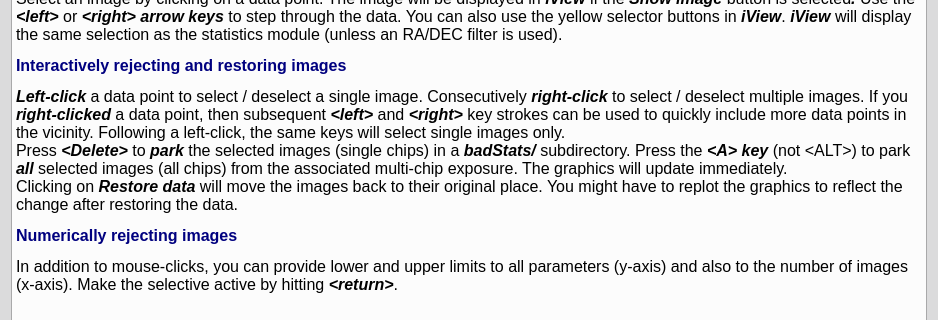
Above: src/readmes/imstatsreadme.ui from schirmermischa/THELI before the change; both pictures show x 0 to 938 and y 347 to 667 of the 938 by 797 pixel window. Below: the same form after it.
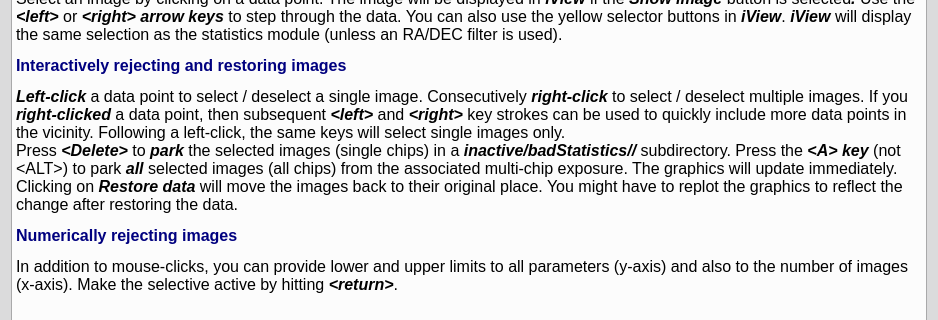
That is the form after the change.

```diff
--- a/src/readmes/imstatsreadme.ui
+++ b/src/readmes/imstatsreadme.ui
@@ -101,7 +101,7 @@
 &lt;p style=&quot; margin-top:12px; margin-bottom:12px; margin-left:0px; margin-right:0px; -qt-block-indent:0; text-indent:0px;&quot;&gt;&lt;span style=&quot; font-size:12pt; font-weight:600; color:#00007f;&quot;&gt;Browsing images in iView&lt;/span&gt;&lt;/p&gt;
 &lt;p style=&quot; margin-top:12px; margin-bottom:12px; margin-left:0px; margin-right:0px; -qt-block-indent:0; text-indent:0px;&quot;&gt;&lt;span style=&quot; font-size:12pt;&quot;&gt;Select an image by clicking on a data point. The image will be displayed in &lt;/span&gt;&lt;span style=&quot; font-size:12pt; font-weight:600; font-style:italic;&quot;&gt;iView&lt;/span&gt;&lt;span style=&quot; font-size:12pt;&quot;&gt; if the &lt;/span&gt;&lt;span style=&quot; font-size:12pt; font-weight:600; font-style:italic;&quot;&gt;Show image&lt;/span&gt;&lt;span style=&quot; font-size:12pt;&quot;&gt; button is selected&lt;/span&gt;&lt;span style=&quot; font-size:12pt; font-weight:600; font-style:italic;&quot;&gt;. &lt;/span&gt;&lt;span style=&quot; font-size:12pt;&quot;&gt;Use the &lt;/span&gt;&lt;span style=&quot; font-size:12pt; font-weight:600; font-style:italic;&quot;&gt;&amp;lt;left&amp;gt; &lt;/span&gt;&lt;span style=&quot; font-size:12pt;&quot;&gt;or &lt;/span&gt;&lt;span style=&quot; font-size:12pt; font-weight:600; font-style:italic;&quot;&gt;&amp;lt;right&amp;gt; arrow keys&lt;/span&gt;&lt;span style=&quot; font-size:12pt;&quot;&gt; to step through the data. You can also use the yellow selector buttons in&lt;/span&gt;&lt;span style=&quot; font-size:12pt; font-weight:600; font-style:italic;&quot;&gt; iView&lt;/span&gt;&lt;span style=&quot; font-size:12pt;&quot;&gt;. &lt;/span&gt;&lt;span style=&quot; font-size:12pt; font-weight:600; font-style:italic;&quot;&gt;iView&lt;/span&gt;&lt;span style=&quot; font-size:12pt;&quot;&gt; will display the same selection as the statistics module (unless an RA/DEC filter is used).&lt;/span&gt;&lt;/p&gt;
 &lt;p style=&quot; margin-top:12px; margin-bottom:12px; margin-left:0px; margin-right:0px; -qt-block-indent:0; text-indent:0px;&quot;&gt;&lt;span style=&quot; font-size:12pt; font-weight:600; color:#00007f;&quot;&gt;Interactively rejecting and restoring images&lt;/span&gt;&lt;/p&gt;
-&lt;p style=&quot; margin-top:12px; margin-bottom:12px; margin-left:0px; margin-right:0px; -qt-block-indent:0; text-indent:0px;&quot;&gt;&lt;span style=&quot; font-size:12pt; font-weight:600; font-style:italic;&quot;&gt;Left-click &lt;/span&gt;&lt;span style=&quot; font-size:12pt;&quot;&gt;a data point to select / deselect a single image. Consecutively &lt;/span&gt;&lt;span style=&quot; font-size:12pt; font-weight:600; font-style:italic;&quot;&gt;right-click&lt;/span&gt;&lt;span style=&quot; font-size:12pt;&quot;&gt; to select / deselect multiple images. If you &lt;/span&gt;&lt;span style=&quot; font-size:12pt; font-weight:600; font-style:italic;&quot;&gt;right-clicked &lt;/span&gt;&lt;span style=&quot; font-size:12pt;&quot;&gt;a data point, then subsequent &lt;/span&gt;&lt;span style=&quot; font-size:12pt; font-weight:600; font-style:italic;&quot;&gt;&amp;lt;left&amp;gt; &lt;/span&gt;&lt;span style=&quot; font-size:12pt;&quot;&gt;and&lt;/span&gt;&lt;span style=&quot; font-size:12pt; font-weight:600; font-style:italic;&quot;&gt; &amp;lt;right&amp;gt; &lt;/span&gt;&lt;span style=&quot; font-size:12pt;&quot;&gt;key strokes can be used to quickly include more data points in the vicinity. Following a left-click, the same keys will select single images only.&lt;br /&gt;Press &lt;/span&gt;&lt;span style=&quot; font-size:12pt; font-weight:600; font-style:italic;&quot;&gt;&amp;lt;Delete&amp;gt;&lt;/span&gt;&lt;span style=&quot; font-size:12pt;&quot;&gt; to &lt;/span&gt;&lt;span style=&quot; font-size:12pt; font-weight:600; font-style:italic;&quot;&gt;park&lt;/span&gt;&lt;span style=&quot; font-size:12pt;&quot;&gt; the selected images (single chips) in a &lt;/span&gt;&lt;span style=&quot; font-size:12pt; font-weight:600; font-style:italic;&quot;&gt;badStats/ &lt;/span&gt;&lt;span style=&quot; font-size:12pt;&quot;&gt;subdirectory. Press the &lt;/span&gt;&lt;span style=&quot; font-size:12pt; font-weight:600; font-style:italic;&quot;&gt;&amp;lt;A&amp;gt; key&lt;/span&gt;&lt;span style=&quot; font-size:12pt;&quot;&gt; (not &amp;lt;ALT&amp;gt;) to park &lt;/span&gt;&lt;span style=&quot; font-size:12pt; font-weight:600; font-style:italic;&quot;&gt;all&lt;/span&gt;&lt;span style=&quot; font-size:12pt;&quot;&gt; selected images (all chips) from the associated multi-chip exposure. The graphics will update immediately.&lt;br /&gt;Clicking on &lt;/span&gt;&lt;span style=&quot; font-size:12pt; font-weight:600; font-style:italic;&quot;&gt;Restore data&lt;/span&gt;&lt;span style=&quot; font-size:12pt;&quot;&gt; will move the images back to their original place. You might have to replot the graphics to reflect the change after restoring the data.&lt;/span&gt;&lt;/p&gt;
+&lt;p style=&quot; margin-top:12px; margin-bottom:12px; margin-left:0px; margin-right:0px; -qt-block-indent:0; text-indent:0px;&quot;&gt;&lt;span style=&quot; font-size:12pt; font-weight:600; font-style:italic;&quot;&gt;Left-click &lt;/span&gt;&lt;span style=&quot; font-size:12pt;&quot;&gt;a data point to select / deselect a single image. Consecutively &lt;/span&gt;&lt;span style=&quot; font-size:12pt; font-weight:600; font-style:italic;&quot;&gt;right-click&lt;/span&gt;&lt;span style=&quot; font-size:12pt;&quot;&gt; to select / deselect multiple images. If you &lt;/span&gt;&lt;span style=&quot; font-size:12pt; font-weight:600; font-style:italic;&quot;&gt;right-clicked &lt;/span&gt;&lt;span style=&quot; font-size:12pt;&quot;&gt;a data point, then subsequent &lt;/span&gt;&lt;span style=&quot; font-size:12pt; font-weight:600; font-style:italic;&quot;&gt;&amp;lt;left&amp;gt; &lt;/span&gt;&lt;span style=&quot; font-size:12pt;&quot;&gt;and&lt;/span&gt;&lt;span style=&quot; font-size:12pt; font-weight:600; font-style:italic;&quot;&gt; &amp;lt;right&amp;gt; &lt;/span&gt;&lt;span style=&quot; font-size:12pt;&quot;&gt;key strokes can be used to quickly include more data points in the vicinity. Following a left-click, the same keys will select single images only.&lt;br /&gt;Press &lt;/span&gt;&lt;span style=&quot; font-size:12pt; font-weight:600; font-style:italic;&quot;&gt;&amp;lt;Delete&amp;gt;&lt;/span&gt;&lt;span style=&quot; font-size:12pt;&quot;&gt; to &lt;/span&gt;&lt;span style=&quot; font-size:12pt; font-weight:600; font-style:italic;&quot;&gt;park&lt;/span&gt;&lt;span style=&quot; font-size:12pt;&quot;&gt; the selected images (single chips) in a &lt;/span&gt;&lt;span style=&quot; font-size:12pt; font-weight:600; font-style:italic;&quot;&gt;inactive/badStatistics// &lt;/span&gt;&lt;span style=&quot; font-size:12pt;&quot;&gt;subdirectory. Press the &lt;/span&gt;&lt;span style=&quot; font-size:12pt; font-weight:600; font-style:italic;&quot;&gt;&amp;lt;A&amp;gt; key&lt;/span&gt;&lt;span style=&quot; font-size:12pt;&quot;&gt; (not &amp;lt;ALT&amp;gt;) to park &lt;/span&gt;&lt;span style=&quot; font-size:12pt; font-weight:600; font-style:italic;&quot;&gt;all&lt;/span&gt;&lt;span style=&quot; font-size:12pt;&quot;&gt; selected images (all chips) from the associated multi-chip exposure. The graphics will update immediately.&lt;br /&gt;Clicking on &lt;/span&gt;&lt;span style=&quot; font-size:12pt; font-weight:600; font-style:italic;&quot;&gt;Restore data&lt;/span&gt;&lt;span style=&quot; font-size:12pt;&quot;&gt; will move the images back to their original place. You might have to replot the graphics to reflect the change after restoring the data.&lt;/span&gt;&lt;/p&gt;
 &lt;p style=&quot; margin-top:12px; margin-bottom:12px; margin-left:0px; margin-right:0px; -qt-block-indent:0; text-indent:0px;&quot;&gt;&lt;span style=&quot; font-size:12pt; font-weight:600; color:#00007f;&quot;&gt;Numerically rejecting images&lt;/span&gt;&lt;/p&gt;
 &lt;p style=&quot; margin-top:12px; margin-bottom:12px; margin-left:0px; margin-right:0px; -qt-block-indent:0; text-indent:0px;&quot;&gt;&lt;span style=&quot; font-size:12pt;&quot;&gt;In addition to mouse-clicks, you can provide lower and upper limits to all parameters (y-axis) and also to the number of images (x-axis). Make the selective active by hitting &lt;/span&gt;&lt;span style=&quot; font-size:12pt; font-weight:600; font-style:italic;&quot;&gt;&amp;lt;return&amp;gt;&lt;/span&gt;&lt;span style=&quot; font-size:12pt;&quot;&gt;.&lt;/span&gt;&lt;/p&gt;&lt;/body&gt;&lt;/html&gt;</string>
      </property>
```
